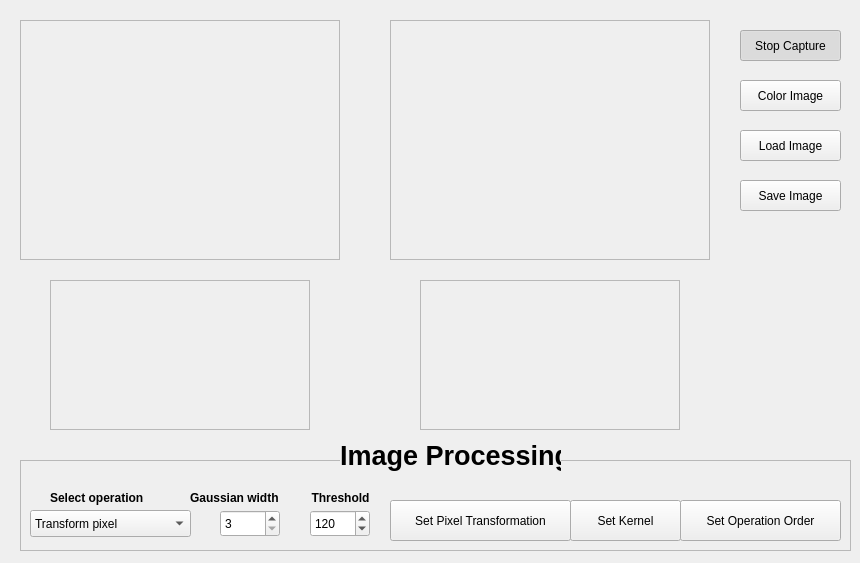
Old version of the form Prac3/mainwindow.ui in the repository dgallards/VisionArtificial.
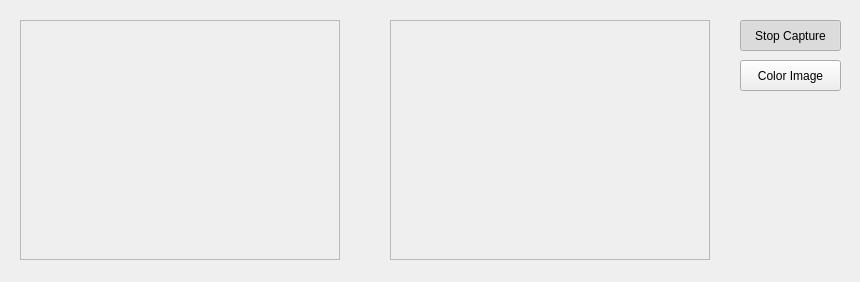
New version of the form.

```diff
--- a/Prac3/mainwindow.ui
+++ b/Prac3/mainwindow.ui
@@ -7,7 +7,7 @@
     <x>0</x>
     <y>0</y>
     <width>860</width>
-    <height>563</height>
+    <height>282</height>
    </rect>
   </property>
   <property name="windowTitle">
@@ -49,7 +49,7 @@
    <property name="geometry">
     <rect>
      <x>740</x>
-     <y>30</y>
+     <y>20</y>
      <width>101</width>
      <height>31</height>
     </rect>
@@ -68,7 +68,7 @@
    <property name="geometry">
     <rect>
      <x>740</x>
-     <y>80</y>
+     <y>60</y>
      <width>101</width>
      <height>31</height>
     </rect>
@@ -83,288 +83,6 @@
     <bool>false</bool>
    </property>
   </widget>
-  <widget class="QPushButton" name="loadButton">
-   <property name="geometry">
-    <rect>
-     <x>740</x>
-     <y>130</y>
-     <width>101</width>
-     <height>31</height>
-    </rect>
-   </property>
-   <property name="text">
-    <string>Load Image</string>
-   </property>
-   <property name="checkable">
-    <bool>false</bool>
-   </property>
-   <property name="checked">
-    <bool>false</bool>
-   </property>
-  </widget>
-  <widget class="QFrame" name="processingFrame">
-   <property name="geometry">
-    <rect>
-     <x>20</x>
-     <y>460</y>
-     <width>831</width>
-     <height>91</height>
-    </rect>
-   </property>
-   <property name="frameShape">
-    <enum>QFrame::StyledPanel</enum>
-   </property>
-   <property name="frameShadow">
-    <enum>QFrame::Raised</enum>
-   </property>
-   <widget class="QComboBox" name="operationComboBox">
-    <property name="geometry">
-     <rect>
-      <x>10</x>
-      <y>50</y>
-      <width>161</width>
-      <height>27</height>
-     </rect>
-    </property>
-    <item>
-     <property name="text">
-      <string>Transform pixel</string>
-     </property>
-    </item>
-    <item>
-     <property name="text">
-      <string>Thresholding</string>
-     </property>
-    </item>
-    <item>
-     <property name="text">
-      <string>Equalize</string>
-     </property>
-    </item>
-    <item>
-     <property name="text">
-      <string>Gaussian Blur</string>
-     </property>
-    </item>
-    <item>
-     <property name="text">
-      <string>Median Blur</string>
-     </property>
-    </item>
-    <item>
-     <property name="text">
-      <string>Linear Filter</string>
-     </property>
-    </item>
-    <item>
-     <property name="text">
-      <string>Dilate</string>
-     </property>
-    </item>
-    <item>
-     <property name="text">
-      <string>Erode</string>
-     </property>
-    </item>
-    <item>
-     <property name="text">
-      <string>Apply several...</string>
-     </property>
-    </item>
-   </widget>
-   <widget class="QLabel" name="operationLabel">
-    <property name="geometry">
-     <rect>
-      <x>30</x>
-      <y>30</y>
-      <width>121</width>
-      <height>17</height>
-     </rect>
-    </property>
-    <property name="text">
-     <string>&lt;html&gt;&lt;head/&gt;&lt;body&gt;&lt;p&gt;&lt;span style=&quot; font-weight:600;&quot;&gt;Select operation&lt;/span&gt;&lt;/p&gt;&lt;/body&gt;&lt;/html&gt;</string>
-    </property>
-   </widget>
-   <widget class="QLabel" name="gaussianLabel">
-    <property name="geometry">
-     <rect>
-      <x>170</x>
-      <y>30</y>
-      <width>111</width>
-      <height>17</height>
-     </rect>
-    </property>
-    <property name="text">
-     <string>&lt;html&gt;&lt;head/&gt;&lt;body&gt;&lt;p&gt;&lt;span style=&quot; font-weight:600;&quot;&gt;Gaussian width&lt;/span&gt;&lt;/p&gt;&lt;/body&gt;&lt;/html&gt;</string>
-    </property>
-   </widget>
-   <widget class="QSpinBox" name="thresholdSpinBox">
-    <property name="geometry">
-     <rect>
-      <x>290</x>
-      <y>50</y>
-      <width>60</width>
-      <height>27</height>
-     </rect>
-    </property>
-    <property name="maximum">
-     <number>255</number>
-    </property>
-    <property name="value">
-     <number>120</number>
-    </property>
-   </widget>
-   <widget class="QLabel" name="gaussianLabel_2">
-    <property name="geometry">
-     <rect>
-      <x>280</x>
-      <y>30</y>
-      <width>81</width>
-      <height>17</height>
-     </rect>
-    </property>
-    <property name="text">
-     <string>&lt;html&gt;&lt;head/&gt;&lt;body&gt;&lt;p align=&quot;center&quot;&gt;&lt;span style=&quot; font-weight:600;&quot;&gt;Threshold&lt;/span&gt;&lt;/p&gt;&lt;/body&gt;&lt;/html&gt;</string>
-    </property>
-   </widget>
-   <widget class="QPushButton" name="kernelButton">
-    <property name="geometry">
-     <rect>
-      <x>550</x>
-      <y>40</y>
-      <width>111</width>
-      <height>41</height>
-     </rect>
-    </property>
-    <property name="text">
-     <string>Set Kernel</string>
-    </property>
-   </widget>
-   <widget class="QPushButton" name="operOrderButton">
-    <property name="geometry">
-     <rect>
-      <x>660</x>
-      <y>40</y>
-      <width>161</width>
-      <height>41</height>
-     </rect>
-    </property>
-    <property name="text">
-     <string>Set Operation Order</string>
-    </property>
-   </widget>
-   <widget class="QPushButton" name="pixelTButton">
-    <property name="geometry">
-     <rect>
-      <x>370</x>
-      <y>40</y>
-      <width>181</width>
-      <height>41</height>
-     </rect>
-    </property>
-    <property name="text">
-     <string>Set Pixel Transformation</string>
-    </property>
-   </widget>
-   <widget class="QSpinBox" name="gaussWidthBox">
-    <property name="geometry">
-     <rect>
-      <x>200</x>
-      <y>50</y>
-      <width>60</width>
-      <height>27</height>
-     </rect>
-    </property>
-    <property name="minimum">
-     <number>3</number>
-    </property>
-    <property name="maximum">
-     <number>19</number>
-    </property>
-    <property name="singleStep">
-     <number>2</number>
-    </property>
-    <property name="value">
-     <number>3</number>
-    </property>
-   </widget>
-  </widget>
-  <widget class="QLabel" name="label">
-   <property name="geometry">
-    <rect>
-     <x>340</x>
-     <y>440</y>
-     <width>221</width>
-     <height>31</height>
-    </rect>
-   </property>
-   <property name="autoFillBackground">
-    <bool>true</bool>
-   </property>
-   <property name="text">
-    <string>&lt;html&gt;&lt;head/&gt;&lt;body&gt;&lt;p&gt;&lt;span style=&quot; font-size:20pt; font-weight:600;&quot;&gt;Image Processing&lt;/span&gt;&lt;/p&gt;&lt;/body&gt;&lt;/html&gt;</string>
-   </property>
-   <property name="textFormat">
-    <enum>Qt::RichText</enum>
-   </property>
-  </widget>
-  <widget class="QPushButton" name="saveButton">
-   <property name="geometry">
-    <rect>
-     <x>740</x>
-     <y>180</y>
-     <width>101</width>
-     <height>31</height>
-    </rect>
-   </property>
-   <property name="text">
-    <string>Save Image</string>
-   </property>
-   <property name="checkable">
-    <bool>false</bool>
-   </property>
-   <property name="checked">
-    <bool>false</bool>
-   </property>
-  </widget>
-  <widget class="QFrame" name="histoFrameS">
-   <property name="geometry">
-    <rect>
-     <x>50</x>
-     <y>280</y>
-     <width>260</width>
-     <height>150</height>
-    </rect>
-   </property>
-   <property name="frameShape">
-    <enum>QFrame::StyledPanel</enum>
-   </property>
-   <property name="frameShadow">
-    <enum>QFrame::Raised</enum>
-   </property>
-   <property name="lineWidth">
-    <number>4</number>
-   </property>
-  </widget>
-  <widget class="QFrame" name="histoFrameD">
-   <property name="geometry">
-    <rect>
-     <x>420</x>
-     <y>280</y>
-     <width>260</width>
-     <height>150</height>
-    </rect>
-   </property>
-   <property name="frameShape">
-    <enum>QFrame::StyledPanel</enum>
-   </property>
-   <property name="frameShadow">
-    <enum>QFrame::Raised</enum>
-   </property>
-   <property name="lineWidth">
-    <number>4</number>
-   </property>
-  </widget>
  </widget>
  <tabstops>
   <tabstop>captureButton</tabstop>
```
Left out of the diff: 12 changed lines with no effect on the pictures.
